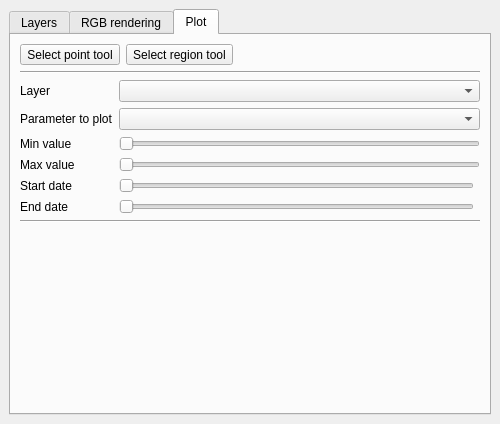
Above: datacubeplugin/ui/datacubewidget.ui from planetfederal/qgis-datacube-plugin before the change. Below: the same form after it.
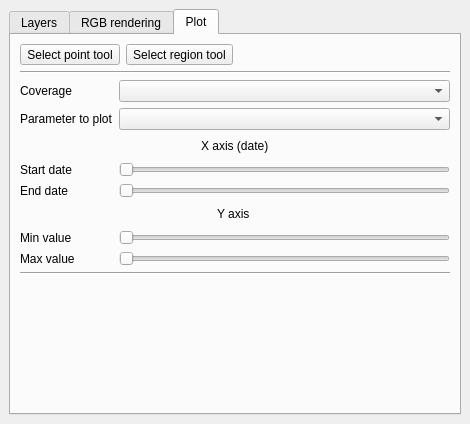
That is the form after the change. The open tabs and pages were chosen to show the change.

```diff
--- a/datacubeplugin/ui/datacubewidget.ui
+++ b/datacubeplugin/ui/datacubewidget.ui
@@ -6,7 +6,7 @@
    <rect>
     <x>0</x>
     <y>0</y>
-    <width>500</width>
+    <width>470</width>
     <height>424</height>
    </rect>
   </property>
@@ -121,34 +121,54 @@
         <string>Plot</string>
        </attribute>
        <layout class="QGridLayout" name="gridLayout_2">
-        <item row="3" column="0">
-         <widget class="QLabel" name="label_6">
-          <property name="text">
-           <string>Parameter to plot</string>
-          </property>
-         </widget>
+        <item row="2" column="1" colspan="4">
+         <widget class="QComboBox" name="comboLayerToPlot"/>
         </item>
-        <item row="1" column="0" colspan="3">
+        <item row="1" column="0" colspan="5">
          <widget class="Line" name="line_2">
           <property name="orientation">
            <enum>Qt::Horizontal</enum>
           </property>
          </widget>
         </item>
-        <item row="16" column="1">
-         <spacer name="verticalSpacer_2">
-          <property name="orientation">
-           <enum>Qt::Vertical</enum>
-          </property>
-          <property name="sizeHint" stdset="0">
-           <size>
-            <width>20</width>
-            <height>40</height>
-           </size>
-          </property>
-         </spacer>
+        <item row="9" column="0" colspan="5">
+         <layout class="QHBoxLayout" name="horizontalLayout_3">
+          <item>
+           <spacer name="horizontalSpacer_3">
+            <property name="orientation">
+             <enum>Qt::Horizontal</enum>
+            </property>
+            <property name="sizeHint" stdset="0">
+             <size>
+              <width>40</width>
+              <height>20</height>
+             </size>
+            </property>
+           </spacer>
+          </item>
+          <item>
+           <widget class="QLabel" name="label_11">
+            <property name="text">
+             <string>Y axis </string>
+            </property>
+           </widget>
+          </item>
+          <item>
+           <spacer name="horizontalSpacer_2">
+            <property name="orientation">
+             <enum>Qt::Horizontal</enum>
+            </property>
+            <property name="sizeHint" stdset="0">
+             <size>
+              <width>40</width>
+              <height>20</height>
+             </size>
+            </property>
+           </spacer>
+          </item>
+         </layout>
         </item>
-        <item row="0" column="0" colspan="3">
+        <item row="0" column="0" colspan="5">
          <layout class="QHBoxLayout" name="horizontalLayout_2">
           <item>
            <widget class="QToolButton" name="selectPointButton">
@@ -188,49 +208,96 @@
           </item>
          </layout>
         </item>
-        <item row="3" column="1" colspan="2">
-         <widget class="QComboBox" name="comboParameterToPlot"/>
-        </item>
-        <item row="15" column="0" colspan="3">
-         <widget class="Line" name="line_3">
-          <property name="orientation">
-           <enum>Qt::Horizontal</enum>
-          </property>
-         </widget>
-        </item>
-        <item row="2" column="1" colspan="2">
-         <widget class="QComboBox" name="comboLayerToPlot"/>
-        </item>
         <item row="2" column="0">
          <widget class="QLabel" name="label_5">
           <property name="text">
-           <string>Layer</string>
+           <string>Coverage</string>
           </property>
          </widget>
         </item>
-        <item row="4" column="0">
-         <widget class="QLabel" name="label_7">
+        <item row="3" column="0">
+         <widget class="QLabel" name="label_6">
           <property name="text">
-           <string>Min value</string>
+           <string>Parameter to plot</string>
           </property>
          </widget>
         </item>
-        <item row="5" column="1" colspan="2">
-         <widget class="QSlider" name="sliderMaxY">
+        <item row="3" column="1" colspan="4">
+         <widget class="QComboBox" name="comboParameterToPlot"/>
+        </item>
+        <item row="17" column="4">
+         <spacer name="verticalSpacer_2">
+          <property name="orientation">
+           <enum>Qt::Vertical</enum>
+          </property>
+          <property name="sizeHint" stdset="0">
+           <size>
+            <width>20</width>
+            <height>40</height>
+           </size>
+          </property>
+         </spacer>
+        </item>
+        <item row="7" column="0">
+         <widget class="QLabel" name="label_10">
+          <property name="text">
+           <string>Start date</string>
+          </property>
+         </widget>
+        </item>
+        <item row="16" column="0" colspan="5">
+         <widget class="Line" name="line_3">
           <property name="orientation">
            <enum>Qt::Horizontal</enum>
           </property>
          </widget>
         </item>
-        <item row="5" column="0">
+        <item row="4" column="0" colspan="5">
+         <layout class="QHBoxLayout" name="horizontalLayout_4">
+          <item>
+           <spacer name="horizontalSpacer_4">
+            <property name="orientation">
+             <enum>Qt::Horizontal</enum>
+            </property>
+            <property name="sizeHint" stdset="0">
+             <size>
+              <width>40</width>
+              <height>20</height>
+             </size>
+            </property>
+           </spacer>
+          </item>
+          <item>
+           <widget class="QLabel" name="label_12">
+            <property name="text">
+             <string>X axis (date)</string>
+            </property>
+           </widget>
+          </item>
+          <item>
+           <spacer name="horizontalSpacer_5">
+            <property name="orientation">
+             <enum>Qt::Horizontal</enum>
+            </property>
+            <property name="sizeHint" stdset="0">
+             <size>
+              <width>40</width>
+              <height>20</height>
+             </size>
+            </property>
+           </spacer>
+          </item>
+         </layout>
+        </item>
+        <item row="14" column="0">
          <widget class="QLabel" name="label_8">
           <property name="text">
            <string>Max value</string>
           </property>
          </widget>
         </item>
-        <item row="4" column="1" colspan="2">
-         <widget class="QSlider" name="sliderMinX">
+        <item row="7" column="1" colspan="4">
+         <widget class="QSlider" name="sliderStartDate">
           <property name="orientation">
            <enum>Qt::Horizontal</enum>
           </property>
@@ -239,14 +306,28 @@
           </property>
          </widget>
         </item>
-        <item row="10" column="0">
+        <item row="14" column="1" colspan="4">
+         <widget class="QSlider" name="sliderMaxY">
+          <property name="orientation">
+           <enum>Qt::Horizontal</enum>
+          </property>
+         </widget>
+        </item>
+        <item row="8" column="0">
          <widget class="QLabel" name="label_9">
           <property name="text">
            <string>End date</string>
           </property>
          </widget>
         </item>
-        <item row="10" column="1">
+        <item row="12" column="0">
+         <widget class="QLabel" name="label_7">
+          <property name="text">
+           <string>Min value</string>
+          </property>
+         </widget>
+        </item>
+        <item row="8" column="1" colspan="4">
          <widget class="QSlider" name="sliderEndDate">
           <property name="orientation">
            <enum>Qt::Horizontal</enum>
@@ -256,15 +337,8 @@
           </property>
          </widget>
         </item>
-        <item row="8" column="0">
-         <widget class="QLabel" name="label_10">
-          <property name="text">
-           <string>Start date</string>
-          </property>
-         </widget>
-        </item>
-        <item row="8" column="1">
-         <widget class="QSlider" name="sliderStartDate">
+        <item row="12" column="1" colspan="4">
+         <widget class="QSlider" name="sliderMinY">
           <property name="orientation">
            <enum>Qt::Horizontal</enum>
           </property>
```
